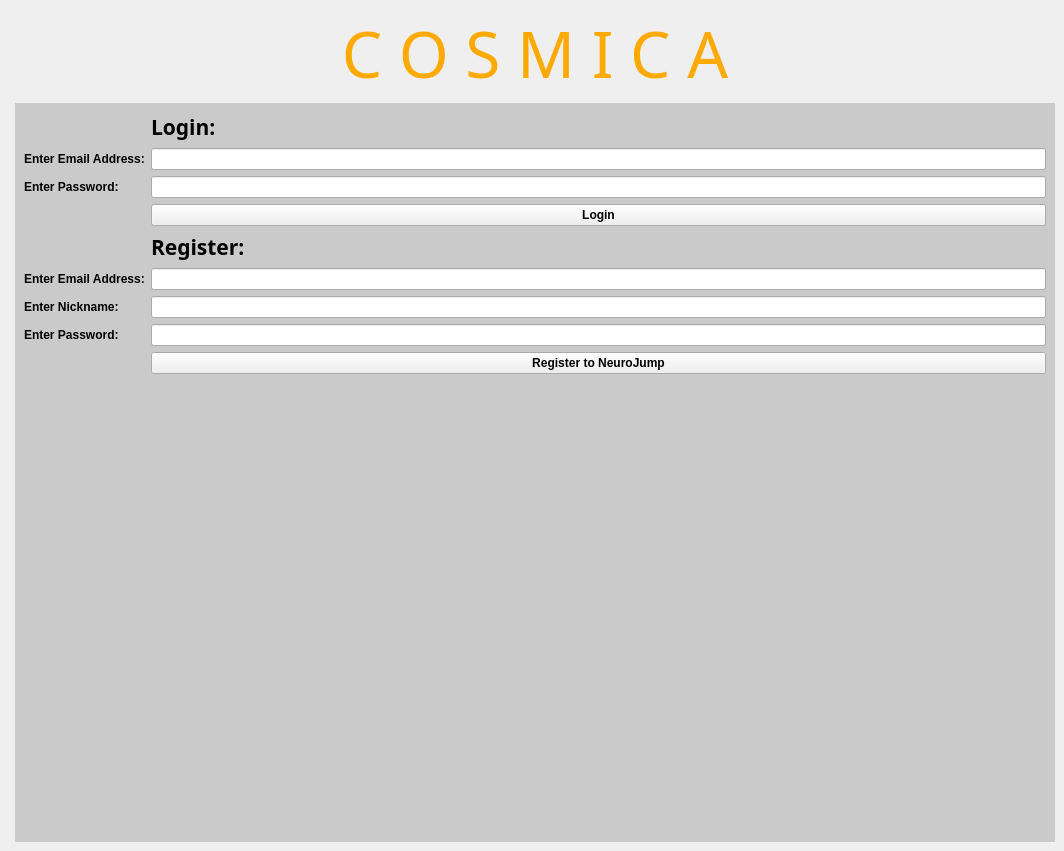
Old version of the form launcher/design.ui in the repository colshag/cosmica.
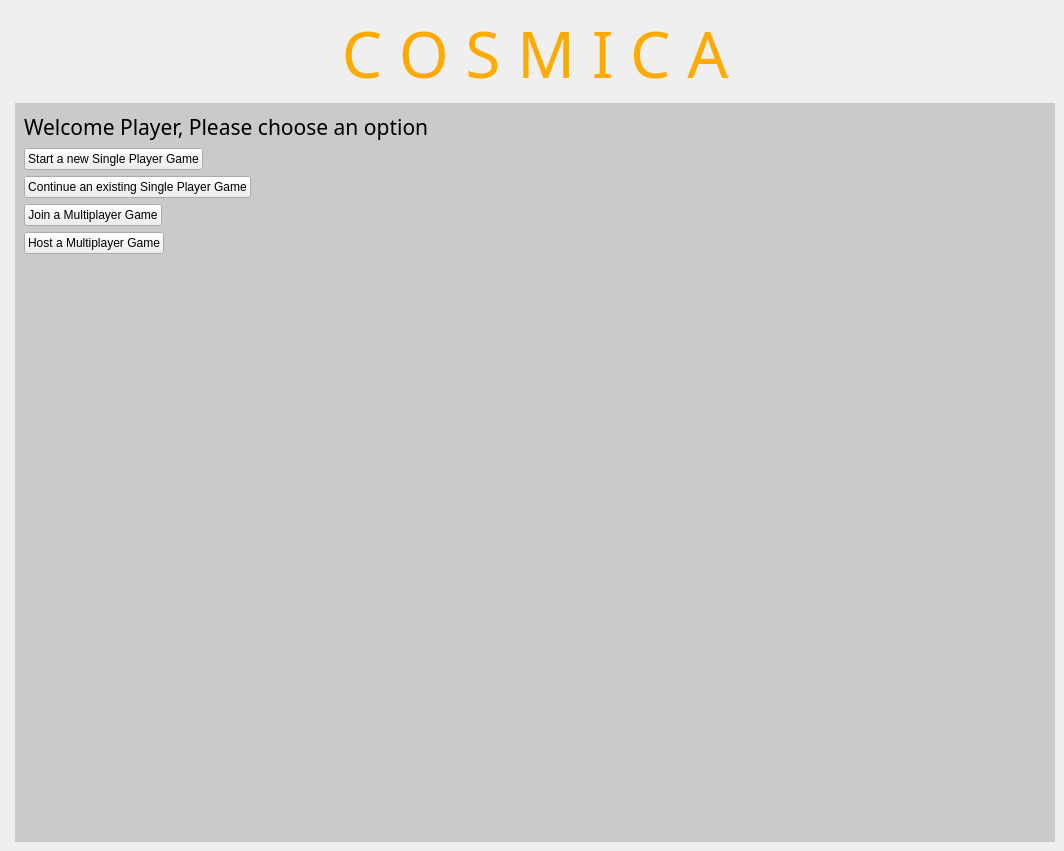
New version of the form. The open tabs and pages were chosen to show the change. Icons and pictures are not drawn.

```diff
--- a/launcher/design.ui
+++ b/launcher/design.ui
@@ -21,6 +21,9 @@
 	background-color: rgb(202, 202, 202);
 }
 
+#choose_option {
+	background-color: rgb(202, 202, 202);
+}
 #centralwidget {
 	background-image: url(:/images/background.png);
 }
@@ -199,7 +202,51 @@
         </item>
        </layout>
       </widget>
-      <widget class="QWidget" name="page_2"/>
+      <widget class="QWidget" name="choose_option">
+       <layout class="QFormLayout" name="formLayout_3">
+        <item row="0" column="0">
+         <widget class="QLabel" name="label_5">
+          <property name="font">
+           <font>
+            <family>Terminator Two</family>
+            <pointsize>16</pointsize>
+           </font>
+          </property>
+          <property name="text">
+           <string>Welcome Player, Please choose an option</string>
+          </property>
+         </widget>
+        </item>
+        <item row="1" column="0">
+         <widget class="QPushButton" name="pushButton">
+          <property name="text">
+           <string>Start a new Single Player Game</string>
+          </property>
+         </widget>
+        </item>
+        <item row="3" column="0">
+         <widget class="QPushButton" name="pushButton_2">
+          <property name="text">
+           <string>Join a Multiplayer Game</string>
+          </property>
+         </widget>
+        </item>
+        <item row="4" column="0">
+         <widget class="QPushButton" name="pushButton_3">
+          <property name="text">
+           <string>Host a Multiplayer Game</string>
+          </property>
+         </widget>
+        </item>
+        <item row="2" column="0">
+         <widget class="QPushButton" name="pushButton_4">
+          <property name="text">
+           <string>Continue an existing Single Player Game</string>
+          </property>
+         </widget>
+        </item>
+       </layout>
+      </widget>
      </widget>
     </item>
     <item row="1" column="1">
```
Left out of the diff: 2 changed lines with no effect on the pictures.
